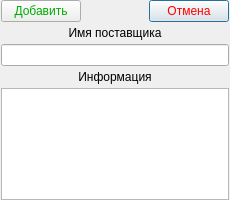
Before: the Qt Designer form ui/add_material_provider.ui in Meller008/CRM-Avi, drawn with Qt 5.
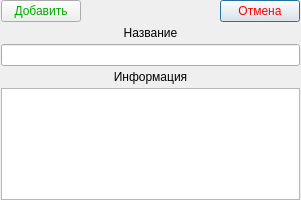
After: the same form once the commit is applied.

Diff of the .ui file:
```diff
--- a/ui/add_material_provider.ui
+++ b/ui/add_material_provider.ui
@@ -9,7 +9,7 @@
    <rect>
     <x>0</x>
     <y>0</y>
-    <width>230</width>
+    <width>301</width>
     <height>200</height>
    </rect>
   </property>
@@ -74,7 +74,7 @@
    <item row="1" column="0" colspan="3">
     <widget class="QLabel" name="label">
      <property name="text">
-      <string>&lt;html&gt;&lt;head/&gt;&lt;body&gt;&lt;p align=&quot;center&quot;&gt;Имя поставщика&lt;/p&gt;&lt;/body&gt;&lt;/html&gt;</string>
+      <string>&lt;html&gt;&lt;head/&gt;&lt;body&gt;&lt;p align=&quot;center&quot;&gt;Название&lt;/p&gt;&lt;/body&gt;&lt;/html&gt;</string>
      </property>
     </widget>
    </item>
```
Left out of the diff: 2 changed lines with no effect on the pictures.
